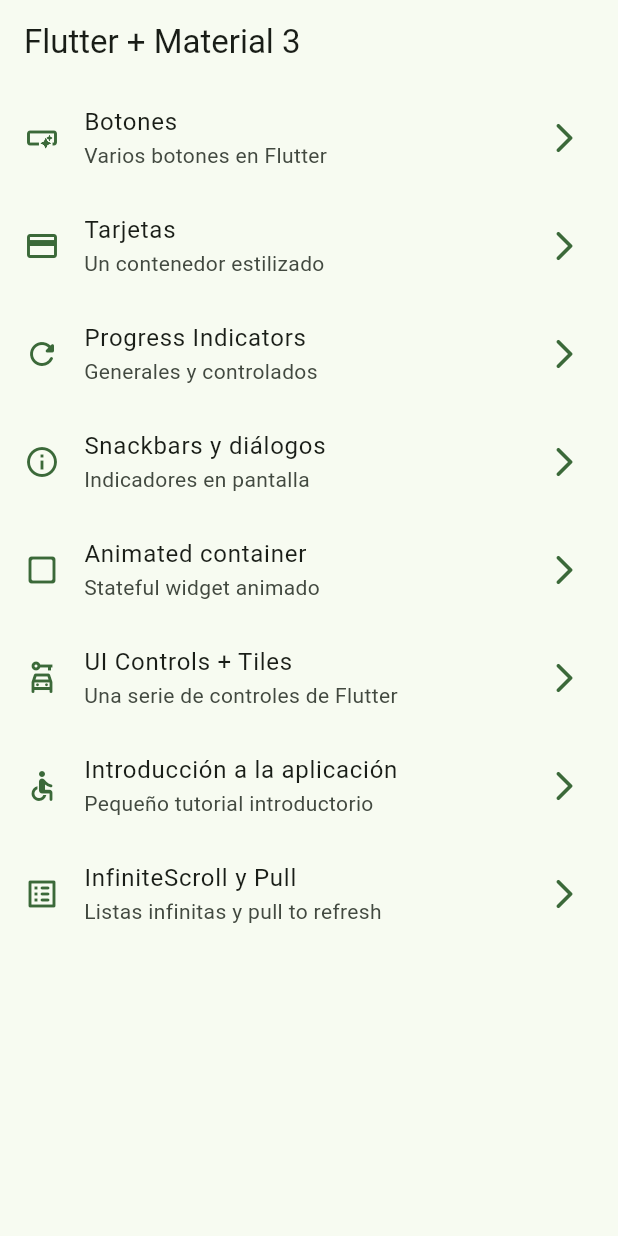
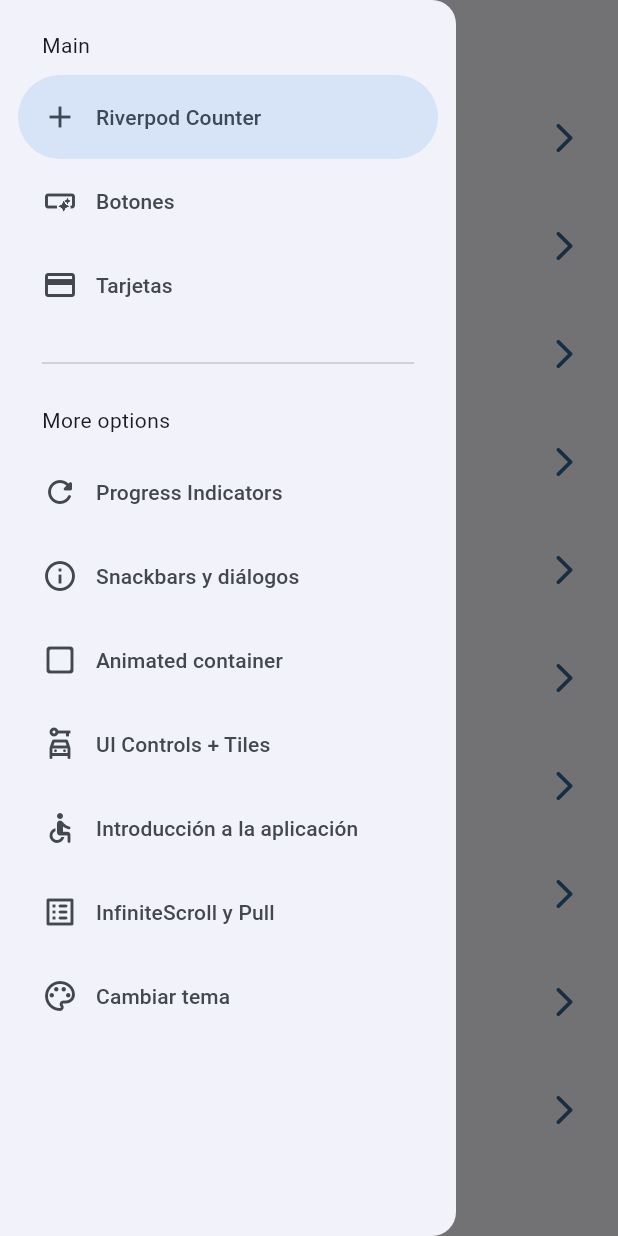
Before and after one commit to amarianjel/flutter_widgets_app, a Flutter app: the screen it shows after launch, with the side drawer open (before the commit the screen has no drawer), on a phone screen of 412 x 824 dp. Run offline on Flutter 3.47's test engine with Material 2 defaults, Android fonts, the phone set to English and light mode, and no system bars; our stand-ins replace animate_do, flutter_riverpod, go_router.

Commit message:
Antes de stateNotify

```diff
--- a/lib/config/menu/menu_items.dart
+++ b/lib/config/menu/menu_items.dart
@@ -18,6 +18,12 @@ class MenuItem {
 
 const appMenuItems = <MenuItem>[
 
+  MenuItem(
+    title: 'Riverpod Counter',
+    subTitle: 'Introducción a riverpod',
+    link: '/counter-river',
+    icon: Icons.add
+  ),
   MenuItem(
     title: 'Botones',
     subTitle: 'Varios botones en Flutter',
@@ -73,4 +79,11 @@ const appMenuItems = <MenuItem>[
     link: '/infinite',
     icon: Icons.list_alt_rounded
   ),
+
+  MenuItem(
+    title: 'Cambiar tema',
+    subTitle: 'Cambiar tema de la aplicación',
+    link: '/theme-changer',
+    icon: Icons.color_lens_outlined
+  ),
 ];
--- a/lib/config/router/app_router.dart
+++ b/lib/config/router/app_router.dart
@@ -59,5 +59,17 @@ final appRouter = GoRouter(
       name: InfiniteScrollScreen.name,
       builder: (context, state) => const InfiniteScrollScreen(),
     ),
+
+    GoRoute(
+      path: '/counter-river',
+      name: CounterScreen.name,
+      builder: (context, state) => const CounterScreen(),
+    ),
+
+    GoRoute(
+      path: '/theme-changer',
+      name: ThemeChangerScreen.name,
+      builder: (context, state) => const ThemeChangerScreen(),
+    ),
   ],
 );
--- a/lib/config/theme/app_theme.dart
+++ b/lib/config/theme/app_theme.dart
@@ -12,23 +12,32 @@ const colorList = <Color>[
   Colors.pinkAccent,
 ];
 
-
-
 class AppTheme {
 
   final int selectedColor;
+  final bool isDarkmode;
 
   AppTheme({
-    this.selectedColor = 0
+    this.selectedColor = 0,
+    this.isDarkmode = false,
   }): assert( selectedColor >= 0, 'Selected color must be greater then 0' ),
       assert( selectedColor < colorList.length,
         'Selected color must be less or equal than ${ colorList.length - 1 }');
 
   ThemeData getTheme() => ThemeData(
     useMaterial3: true,
+    brightness: isDarkmode ? Brightness.dark : Brightness.light,
     colorSchemeSeed: colorList[ selectedColor ],
     appBarTheme: const AppBarTheme(
       centerTitle: false
-    )
+    ),
+  );
+
+  AppTheme copyWith({
+    int? selectedColor,
+    bool? isDarkmode
+  }) => AppTheme(
+    selectedColor: selectedColor ?? this.selectedColor,
+    isDarkmode: isDarkmode ?? this.isDarkmode,
   );
 }
--- a/lib/main.dart
+++ b/lib/main.dart
@@ -1,20 +1,32 @@
 import 'package:flutter/material.dart';
+import 'package:flutter_riverpod/flutter_riverpod.dart';
 import 'package:widgets_app/config/router/app_router.dart';
 import 'package:widgets_app/config/theme/app_theme.dart';
+import 'package:widgets_app/presentation/providers/theme_provider.dart';
 
 void main() {
-  runApp(const MainApp());
+  runApp(
+    const ProviderScope(
+      child: MainApp(),
+    )
+  );
 }
 
-class MainApp extends StatelessWidget {
+class MainApp extends ConsumerWidget {
   const MainApp({super.key});
 
   @override
-  Widget build(BuildContext context) {
+  Widget build( BuildContext context, WidgetRef ref ) {
+
+    // final isDarkmode = ref.watch(isDarkmodeProvider);
+    // final selectedColor = ref.watch(selectedColorProvider);
+    final AppTheme appTheme = ref.watch( themeNotifierProvider );
+
     return MaterialApp.router(
+      title: 'Flutter Widgets',
       routerConfig: appRouter,
       debugShowCheckedModeBanner: false,
-      theme: AppTheme(selectedColor: 2).getTheme(),
+      theme: appTheme.getTheme(),
     );
   }
 }
--- /dev/null
+++ b/lib/presentation/providers/counter_provider.dart
@@ -0,0 +1,4 @@
+import 'package:flutter_riverpod/flutter_riverpod.dart';
+
+
+final counterProvider = StateProvider<int>((ref) => 5 );
--- /dev/null
+++ b/lib/presentation/providers/theme_provider.dart
@@ -0,0 +1,32 @@
+import 'package:flutter_riverpod/flutter_riverpod.dart';
+import 'package:widgets_app/config/theme/app_theme.dart';
+
+// Listado de colores inmutable
+final colorListProvider = Provider((ref) => colorList);
+
+// Un simple boolean
+final isDarkmodeProvider = StateProvider((ref) => false);
+
+// Un simple int
+final selectedColorProvider = StateProvider((ref) => 0);
+
+
+// Un objeto de tipo AppTheme (custom)
+final themeNotifierProvider = StateNotifierProvider<ThemeNotifier, AppTheme>(
+  (ref) => ThemeNotifier(),
+);
+
+// Controller o Notifier
+class ThemeNotifier extends StateNotifier<AppTheme> {
+
+  // STATE = Estado = new AppTheme();
+  ThemeNotifier(): super( AppTheme() );
+
+  void toggleDarkmode() {
+    state = state.copyWith( isDarkmode: !state.isDarkmode  );
+  }
+
+  void changeColorIndex( int colorIndex) {
+    state = state.copyWith( selectedColor: colorIndex );
+  }
+}
--- a/lib/presentation/screens/home/home_screen.dart
+++ b/lib/presentation/screens/home/home_screen.dart
@@ -1,6 +1,8 @@
 import 'package:flutter/material.dart';
 import 'package:go_router/go_router.dart';
 import 'package:widgets_app/config/menu/menu_items.dart';
+
+import '../../widgets/side_menu.dart';
 
 
 class HomeScreen extends StatelessWidget {
@@ -11,11 +13,16 @@ class HomeScreen extends StatelessWidget {
 
   @override
   Widget build(BuildContext context) {
+
+    final scaffoldKey = GlobalKey<ScaffoldState>();
+
     return Scaffold(
+      key: scaffoldKey,
       appBar: AppBar(
         title: const Text('Flutter + Material 3'),
       ),
       body: const _HomeView(),
+      drawer: SideMenu( scaffoldKey: scaffoldKey )
     );
   }
 }
--- a/lib/presentation/screens/screens.dart
+++ b/lib/presentation/screens/screens.dart
@@ -1,3 +1,5 @@
+export 'package:widgets_app/presentation/screens/counter/counter_screen.dart';
+export 'package:widgets_app/presentation/screens/theme_changer/theme_changer_screen.dart';
 export 'package:widgets_app/presentation/screens/animated/animated_screen.dart';
 export 'package:widgets_app/presentation/screens/app_tutorial/app_tutorial_screen.dart';
 export 'package:widgets_app/presentation/screens/buttons/buttons_screen.dart';
--- /dev/null
+++ b/lib/presentation/widgets/side_menu.dart
@@ -0,0 +1,75 @@
+import 'package:flutter/material.dart';
+import 'package:go_router/go_router.dart';
+import 'package:widgets_app/config/menu/menu_items.dart';
+
+class SideMenu extends StatefulWidget {
+
+  final GlobalKey<ScaffoldState> scaffoldKey;
+
+  const SideMenu({
+    super.key,
+    required this.scaffoldKey
+  });
+
+  @override
+  State<SideMenu> createState() => _SideMenuState();
+}
+
+class _SideMenuState extends State<SideMenu> {
+
+  int navDrawerIndex = 0;
+
+  @override
+  Widget build(BuildContext context) {
+
+    final hasNotch = MediaQuery.of(context).viewPadding.top > 35; //+ Indica cual es el pading en el top
+
+    return NavigationDrawer(
+      selectedIndex: navDrawerIndex,
+      onDestinationSelected: (value) {
+
+        setState(() {
+          navDrawerIndex = value;
+        });
+
+        final menuItem = appMenuItems[value];
+        context.push( menuItem.link );  //+ Para navegar
+        widget.scaffoldKey.currentState?.closeDrawer();
+
+      },
+      children: [
+
+        Padding(
+          padding: EdgeInsets.fromLTRB(28, hasNotch ? 0 : 20, 16, 10),
+          child: const Text('Main'),
+        ),
+
+        ...appMenuItems
+          .sublist(0,3)
+          .map((item) => NavigationDrawerDestination(
+            icon: Icon( item.icon ),
+            label: Text( item.title ),
+          ),
+        ),
+
+        const Padding(
+          padding: EdgeInsets.fromLTRB(28, 16, 28, 10),
+          child: Divider(),
+        ),
+
+        const Padding(
+          padding: EdgeInsets.fromLTRB(28, 10, 16, 10),
+          child: Text('More options'),
+        ),
+
+        ...appMenuItems
+          .sublist(3)
+          .map((item) => NavigationDrawerDestination(
+            icon: Icon( item.icon ),
+            label: Text( item.title ),
+          ),
+        ),
+      ]
+    );
+  }
+}
--- a/pubspec.yaml
+++ b/pubspec.yaml
@@ -11,6 +11,7 @@ dependencies:
   flutter:
     sdk: flutter
   go_router: ^11.0.0
+  flutter_riverpod: ^2.4.0
 
 dev_dependencies:
   flutter_lints: ^2.0.0
```
Also changed, not shown: lib/presentation/screens/counter/counter_screen.dart (added, +49 -0 lines), lib/presentation/screens/theme_changer/theme_changer_screen.dart (added, +68 -0 lines), pubspec.lock, 1 other file.
